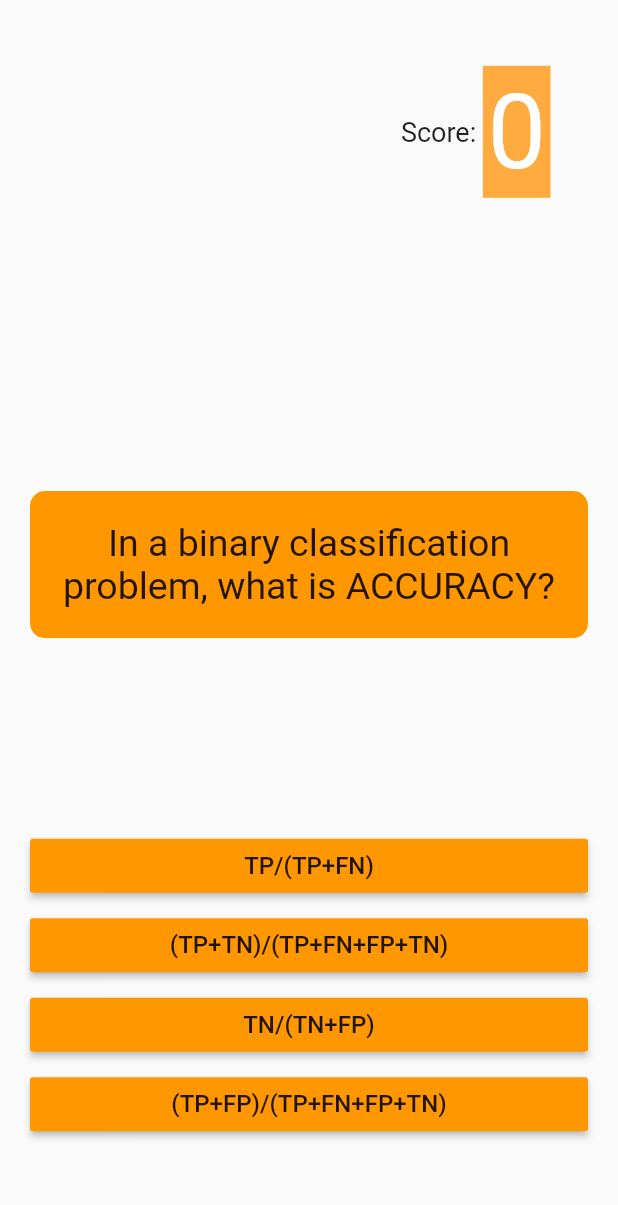
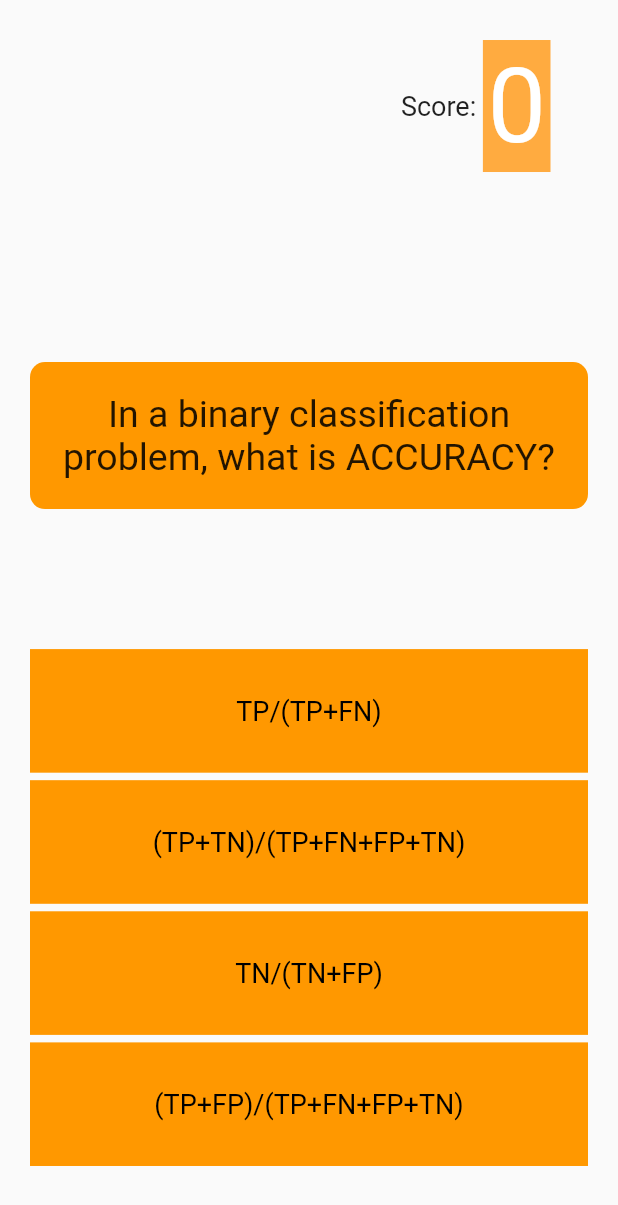
Before and after one commit to the-prof-paradox/PBL_Flutter, a Flutter app: the Quizz screen opened directly, on a phone screen of 412 x 824 dp. Shown: the top 1205 px of the screen. Run offline on Flutter 3.47's test engine with Material 2 defaults, Android fonts, the phone set to English and light mode, and no system bars; drawn by our look-alikes of flip_card.

```diff
--- a/lib/screens/quizz.dart
+++ b/lib/screens/quizz.dart
@@ -1,9 +1,15 @@
 import 'package:PBL/businessLogic/quizQues.dart';
 import 'package:PBL/screens/homepage.dart';
+import 'package:flip_card/flip_card_controller.dart';
+import 'package:flutter/gestures.dart';
 import 'package:flutter/material.dart';
-//import 'package:rflutter_alert/rflutter_alert.dart';
+import 'package:flip_card/flip_card.dart';
 
 QuizBrain quizBrain = QuizBrain();
+// GlobalKey<FlipCardState> cardKey0 = GlobalKey<FlipCardState>();
+// GlobalKey<FlipCardState> cardKey1 = GlobalKey<FlipCardState>();
+// GlobalKey<FlipCardState> cardKey2 = GlobalKey<FlipCardState>();
+// GlobalKey<FlipCardState> cardKey3 = GlobalKey<FlipCardState>();
 
 class Quizz extends StatefulWidget {
   @override
@@ -19,11 +25,7 @@ class _QuizzState extends State<Quizz> {
 
     setState(() {
       if (quizBrain.isFinished() == true) {
-        // Alert(
-        //   context: context,
-        //   title: 'Finished!',
-        //   desc: 'You\'ve reached the end of the quiz!',
-        // ).show();
+        int dispScore = theScore;
         showDialog(
           context: context,
           barrierDismissible: true,
@@ -33,11 +35,11 @@ class _QuizzState extends State<Quizz> {
               textAlign: TextAlign.center,
             ),
             content: Text(
-              'You\'re score is: $theScore',
+              'You\'re score is: $dispScore',
               textAlign: TextAlign.center,
             ),
             actions: [
-              FlatButton(
+              TextButton(
                 onPressed: () {
                   Navigator.pushReplacement(
                       context,
@@ -54,7 +56,7 @@ class _QuizzState extends State<Quizz> {
         theScore = 0;
       } else {
         if (userPickedAnswer == correctAnswer) {
-          theScore++;
+          theScore = theScore + 10;
           scoreKeeper.add(Icon(
             Icons.check,
             color: Colors.green,
@@ -69,6 +71,11 @@ class _QuizzState extends State<Quizz> {
       }
     });
   }
+
+  FlipCardController cardController0 = FlipCardController();
+  FlipCardController cardController1 = FlipCardController();
+  FlipCardController cardController2 = FlipCardController();
+  FlipCardController cardController3 = FlipCardController();
 
   @override
   Widget build(BuildContext context) {
@@ -124,53 +131,209 @@ class _QuizzState extends State<Quizz> {
                   mainAxisAlignment: MainAxisAlignment.spaceBetween,
                   crossAxisAlignment: CrossAxisAlignment.stretch,
                   children: [
-                  RaisedButton(
-                      color: Colors.orange,
-                      child: Text(
-                        quizBrain.getOptionsText()[0],
-                        style: TextStyle(fontSize: 16.0),
-                        textAlign: TextAlign.center,
+                    FlipCard(
+                      direction: FlipDirection.VERTICAL,
+                      flipOnTouch: true,
+                      // key: cardKey0,
+                      controller: cardController0,
+                      // onFlip: () {
+                      //   Future.delayed(const Duration(milliseconds: 1500), () {
+                      //     cardController.toggleCard();
+                      //     checkAnswer(quizBrain.getOptionsText()[0]);
+                      //   });
+                      // },
+                      onFlipDone: (isFront) {
+                        if (!isFront) {
+                          Future.delayed(const Duration(milliseconds: 1500),
+                              () {
+                            cardController0.toggleCard();
+                            checkAnswer(quizBrain.getOptionsText()[0]);
+                          });
+                        }
+                      },
+                      front: OptionCard(
+                        optionText: quizBrain.getOptionsText()[0],
                       ),
-                      onPressed: () {
-                        checkAnswer(quizBrain.getOptionsText()[0]);
-                      }),
+                      back: quizBrain.getOptionsText()[0] ==
+                              quizBrain.getCorrectAnswer()
+                          ? RightFlip()
+                          : WrongFlip(),
+                    ),
                     SizedBox(height: 5.0),
-                  RaisedButton(
-                      color: Colors.orange,
-                      child: Text(
-                        quizBrain.getOptionsText()[1],
-                        style: TextStyle(fontSize: 16.0),
-                        textAlign: TextAlign.center,
+                    FlipCard(
+                      direction: FlipDirection.VERTICAL,
+                      flipOnTouch: true,
+                      // key: cardKey1,
+                      controller: cardController1,
+                      // onFlip: () {
+                      //   Future.delayed(const Duration(milliseconds: 1500), () {
+                      //     cardController.toggleCard();
+                      //     checkAnswer(quizBrain.getOptionsText()[1]);
+                      //   });
+                      // },
+                      onFlipDone: (isFront) {
+                        if (!isFront) {
+                          Future.delayed(const Duration(milliseconds: 1500),
+                              () {
+                            cardController1.toggleCard();
+                            checkAnswer(quizBrain.getOptionsText()[1]);
+                          });
+                        }
+                      },
+                      front: OptionCard(
+                        optionText: quizBrain.getOptionsText()[1],
                       ),
-                      onPressed: () {
-                        checkAnswer(quizBrain.getOptionsText()[1]);
-                      }),
+                      back: quizBrain.getOptionsText()[1] ==
+                              quizBrain.getCorrectAnswer()
+                          ? RightFlip()
+                          : WrongFlip(),
+                    ),
                     SizedBox(height: 5.0),
-                  RaisedButton(
-                      color: Colors.orange,
-                      child: Text(
-                        quizBrain.getOptionsText()[2],
-                        style: TextStyle(fontSize: 16.0),
-                        textAlign: TextAlign.center,
+                    FlipCard(
+                      direction: FlipDirection.VERTICAL,
+                      flipOnTouch: true,
+                      // key: cardKey2,
+                      controller: cardController2,
+                      // onFlip: () {
+                      //   Future.delayed(const Duration(milliseconds: 1500), () {
+                      //     cardController.toggleCard();
+                      //     checkAnswer(quizBrain.getOptionsText()[2]);
+                      //   });
+                      // },
+                      onFlipDone: (isFront) {
+                        if (!isFront) {
+                          Future.delayed(const Duration(milliseconds: 1500),
+                              () {
+                            cardController2.toggleCard();
+                            checkAnswer(quizBrain.getOptionsText()[2]);
+                          });
+                        }
+                      },
+                      front: OptionCard(
+                        optionText: quizBrain.getOptionsText()[2],
                       ),
-                      onPressed: () {
-                        checkAnswer(quizBrain.getOptionsText()[2]);
-                      }),
+                      back: quizBrain.getOptionsText()[2] ==
+                              quizBrain.getCorrectAnswer()
+                          ? RightFlip()
+                          : WrongFlip(),
+                    ),
                     SizedBox(height: 5.0),
-                  RaisedButton(
-                      color: Colors.orange,
-                      child: Text(
-                        quizBrain.getOptionsText()[3],
-                        style: TextStyle(fontSize: 16.0),
-                        textAlign: TextAlign.center,
+                    FlipCard(
+                      direction: FlipDirection.VERTICAL,
+                      flipOnTouch: true,
+                      // key: cardKey3,
+                      controller: cardController3,
+                      // onFlip: () {
+                      //   Future.delayed(const Duration(milliseconds: 1500), () {
+                      //     cardController.toggleCard();
+                      //     checkAnswer(quizBrain.getOptionsText()[3]);
+                      //   });
+                      // },
+                      onFlipDone: (isFront) {
+                        if (!isFront) {
+                          Future.delayed(const Duration(milliseconds: 1500),
+                              () {
+                            cardController3.toggleCard();
+                            checkAnswer(quizBrain.getOptionsText()[3]);
+                          });
+                        }
+                      },
+                      front: OptionCard(
+                        optionText: quizBrain.getOptionsText()[3],
                       ),
-                      onPressed: () {
-                        checkAnswer(quizBrain.getOptionsText()[3]);
-                      }),
+                      back: quizBrain.getOptionsText()[3] ==
+                              quizBrain.getCorrectAnswer()
+                          ? RightFlip()
+                          : WrongFlip(),
+                    ),
                   ]),
             ),
           ],
         )),
-    ));
+      ),
+      // floatingActionButton: FloatingActionButton(
+      //   onPressed: () {
+      //     setState(() {
+
+      //     });
+      //   },
+      //   child: Icon(Icons.forward),
+      // ),
+    );
   }
 }
+
+class OptionCard extends StatelessWidget {
+  const OptionCard({Key key, this.optionText}) : super(key: key);
+  final String optionText;
+
+  @override
+  Widget build(BuildContext context) {
+    return Container(
+      height: MediaQuery.of(context).size.height * 0.10,
+      alignment: Alignment.center,
+      color: Colors.orange,
+      child: Text(
+        this.optionText,
+        style: TextStyle(fontSize: 18.0, color: Colors.black),
+        textAlign: TextAlign.center,
+      ),
+    );
+  }
+}
+
+class WrongFlip extends StatelessWidget {
+  const WrongFlip({
+    Key key,
+  }) : super(key: key);
+
+  @override
+  Widget build(BuildContext context) {
+    return Container(
+      height: MediaQuery.of(context).size.height * 0.10,
+      alignment: Alignment.center,
+      color: Colors.red,
+      child: Row(
+        mainAxisAlignment: MainAxisAlignment.center,
+        children: [
+          Icon(
+            Icons.close,
+            color: Colors.white,
+          ),
+          Text(
+            "Wrong!",
+            style: TextStyle(color: Colors.white, fontSize: 20.0),
+          ),
+        ],
+      ),
+    );
+  }
+}
+
+class RightFlip extends StatelessWidget {
+  const RightFlip({
+    Key key,
+  }) : super(key: key);
+
+  @override
+  Widget build(BuildContext context) {
+    return Container(
+      height: MediaQuery.of(context).size.height * 0.10,
+      alignment: Alignment.center,
+      color: Colors.green,
+      child: Row(
+        mainAxisAlignment: MainAxisAlignment.center,
+        children: [
+          Icon(
+            Icons.check,
+            color: Colors.white,
+          ),
+          Text(
+            "Correct!",
+            style: TextStyle(color: Colors.white, fontSize: 20.0),
+          ),
+        ],
+      ),
+    );
+  }
+}
--- a/pubspec.yaml
+++ b/pubspec.yaml
@@ -29,6 +29,7 @@ dependencies:
   # Use with the CupertinoIcons class for iOS style icons.
   cupertino_icons: ^1.0.0
   rflutter_alert:
+  flip_card: ^0.5.0
 
 dev_dependencies:
   flutter_test:
```
Also changed, not shown: pubspec.lock. Lines whose indentation alone changed are shown as unchanged.
